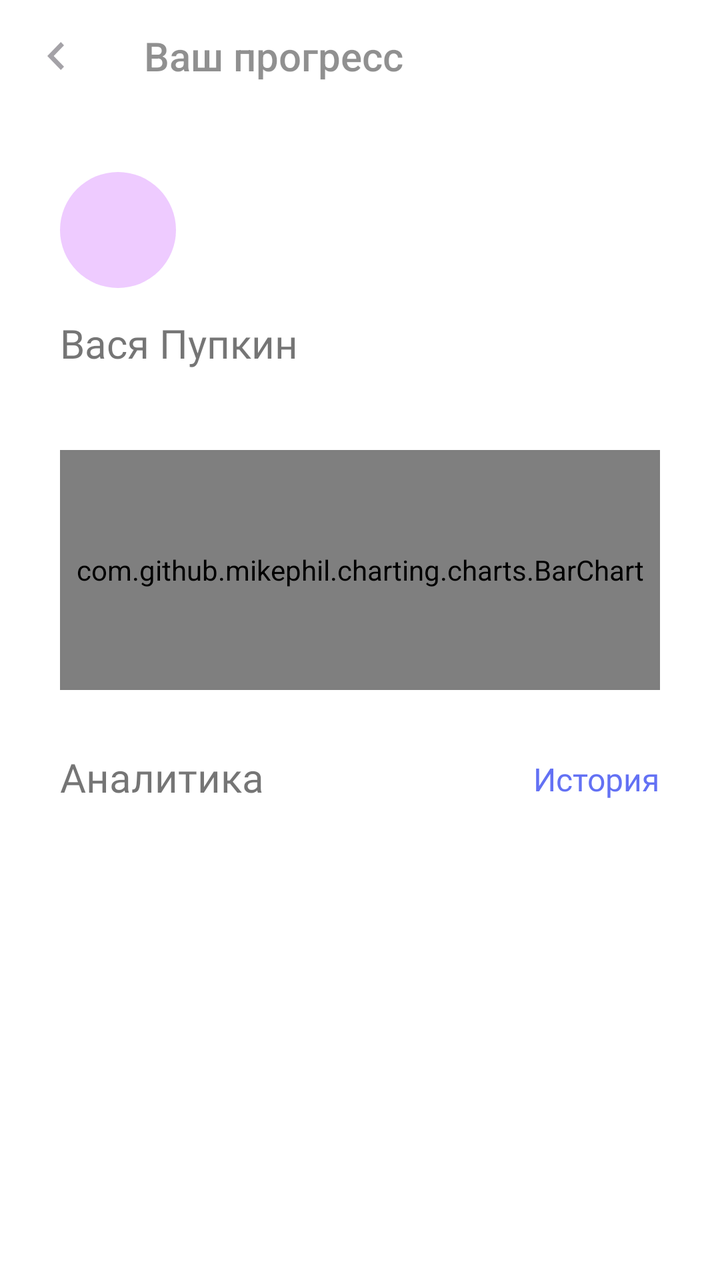
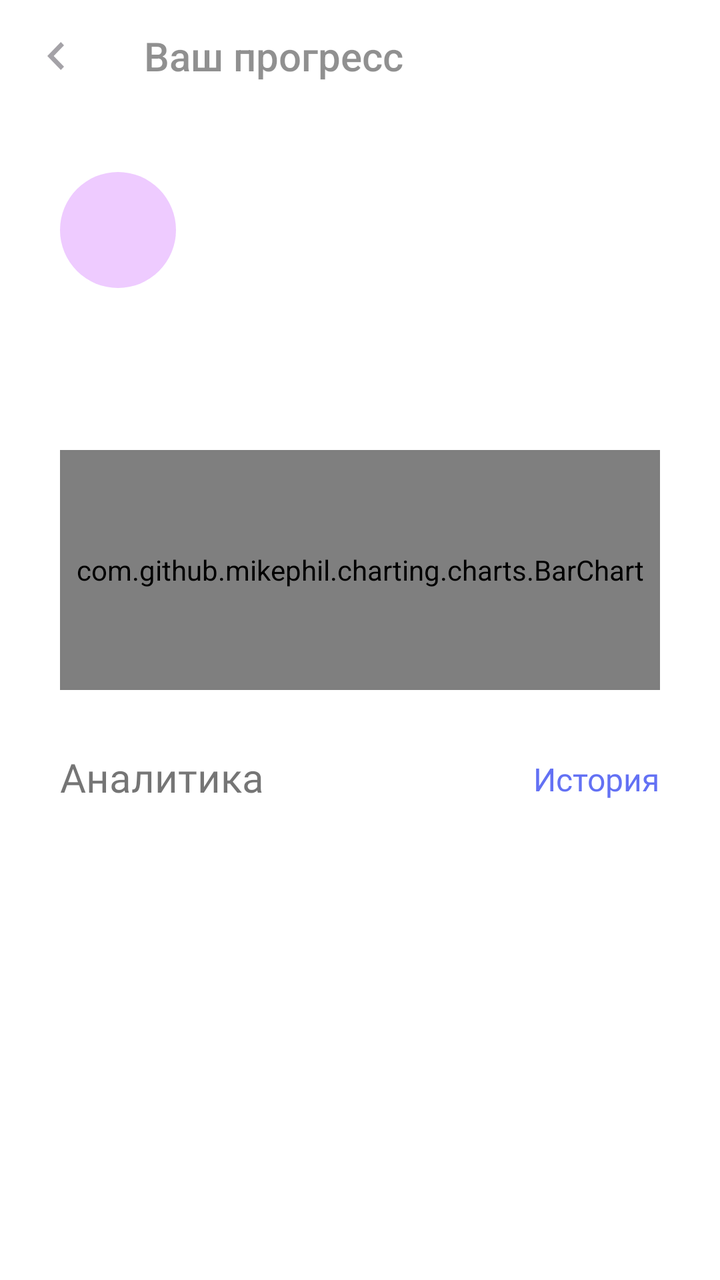

An Android layout rendered at two revisions. The XML below is the earlier revision; the diff shows what the commit changed to produce the second picture.
<!-- AndroidManifest.xml: application theme Theme.Usmeshka_Groovy -->
<!-- res/layout/analythics_fragment.xml -->
<?xml version="1.0" encoding="utf-8"?>
<androidx.constraintlayout.widget.ConstraintLayout xmlns:android="http://schemas.android.com/apk/res/android"
    xmlns:app="http://schemas.android.com/apk/res-auto"
    android:layout_width="match_parent"
    android:layout_height="match_parent"
    android:background="@color/white">

    <androidx.constraintlayout.widget.Guideline
        android:id="@+id/guideline_end"
        android:layout_width="wrap_content"
        android:layout_height="wrap_content"
        android:orientation="vertical"
        app:layout_constraintGuide_end="30dp" />

    <androidx.constraintlayout.widget.Guideline
        android:id="@+id/guideline_start"
        android:layout_width="wrap_content"
        android:layout_height="wrap_content"
        android:orientation="vertical"
        app:layout_constraintGuide_begin="30dp" />

    <androidx.appcompat.widget.Toolbar
        android:id="@+id/toolbar_progress"
        android:layout_width="0dp"
        android:layout_height="wrap_content"
        android:alpha="0.5"
        android:contentInsetStartWithNavigation="0dp"
        android:titleTextAppearance="@style/style_for_toolbar"
        app:layout_constraintEnd_toEndOf="@id/guideline_end"
        app:layout_constraintStart_toStartOf="parent"
        app:layout_constraintTop_toTopOf="parent"
        app:navigationIcon="@drawable/chevron_left"
        app:title="Ваш прогресс" />

    <ImageView
        android:id="@+id/personal_image"
        android:layout_width="wrap_content"
        android:layout_height="wrap_content"
        android:layout_marginTop="30dp"
        android:src="@drawable/icon_round_58"
        app:layout_constraintStart_toStartOf="@id/guideline_start"
        app:layout_constraintTop_toBottomOf="@id/toolbar_progress" />

    <TextView
        android:id="@+id/persons_name"
        android:layout_width="0dp"
        android:layout_height="wrap_content"
        android:layout_marginVertical="14dp"
        android:fontFamily="@font/roboto_medium"
        android:text="Вася Пупкин"
        android:textSize="20sp"
        app:layout_constraintStart_toStartOf="@id/guideline_start"
        app:layout_constraintTop_toBottomOf="@id/personal_image" />

    <com.github.mikephil.charting.charts.BarChart
        android:id="@+id/analythics_graph"
        android:layout_width="0dp"
        android:layout_height="120dp"
        android:layout_marginVertical="40dp"
        app:layout_constraintEnd_toEndOf="@id/guideline_end"
        app:layout_constraintStart_toStartOf="@id/guideline_start"
        app:layout_constraintTop_toBottomOf="@id/persons_name" />


    <TextView
        android:id="@+id/analythics_naming"
        android:layout_width="0dp"
        android:layout_height="wrap_content"
        android:layout_marginVertical="30dp"
        android:fontFamily="@font/roboto_medium"
        android:text="Аналитика"
        android:textSize="20sp"
        app:layout_constraintStart_toStartOf="@id/guideline_start"
        app:layout_constraintTop_toBottomOf="@+id/analythics_graph" />

    <TextView
        android:layout_width="0dp"
        android:layout_height="wrap_content"
        android:layout_marginTop="32dp"
        android:fontFamily="@font/roboto_medium"
        android:text="История"
        android:textColor="@color/blue_top"
        android:textSize="16sp"
        app:layout_constraintBottom_toBottomOf="@+id/analythics_naming"
        app:layout_constraintEnd_toEndOf="@id/guideline_end"
        app:layout_constraintTop_toBottomOf="@+id/analythics_graph" />

    <androidx.recyclerview.widget.RecyclerView
        android:id="@+id/achievement_recyclerView"
        android:layout_width="0dp"
        android:layout_height="0dp"
        android:layout_marginVertical="30dp"
        app:layout_constraintEnd_toStartOf="@id/guideline_end"
        app:layout_constraintStart_toEndOf="@id/guideline_start"
        app:layout_constraintTop_toBottomOf="@+id/analythics_naming"
        app:layout_constraintBottom_toBottomOf="parent"/>
</androidx.constraintlayout.widget.ConstraintLayout>
<!-- resources referenced by this layout -->
<resources>
  <color name="blue_top">#6371F4</color>
  <color name="white">#FFFFFFFF</color>
  <!-- drawable chevron_left (drawable) -->
  <vector xmlns:android="http://schemas.android.com/apk/res/android"
      android:width="27dp"
      android:height="28dp"
      android:viewportWidth="27"
      android:viewportHeight="28">
    <group>
      <clip-path
          android:pathData="M0,0h27v28h-27z"/>
      <path
          android:pathData="M17.336,8.645L15.75,7L9,14L15.75,21L17.336,19.355L12.184,14L17.336,8.645Z"
          android:fillColor="@color/dark_grey"/>
    </group>
  </vector>
  <!-- drawable icon_round_58 (drawable) -->
  <shape xmlns:android="http://schemas.android.com/apk/res/android"
      xmlns:tools="http://schemas.android.com/tools"
      android:shape="oval"
      tools:ignore="ExtraText">
      <size
          android:width="58dp"
          android:height="58dp" />
      <solid android:color="@color/purpule_bottom" />
  </shape>
  <style name="style_for_toolbar" parent="TextAppearance.AppCompat.Widget.ActionBar.Title">
          <item name="android:textSize">20sp</item>
      </style>
  <style name="Theme.Usmeshka_Groovy" parent="Theme.AppCompat.DayNight.NoActionBar" />
  <color name="dark_grey">#49454F</color>
  <color name="purpule_bottom">#EECBFF</color>
</resources>

<!-- the commit's change to res/layout/analythics_fragment.xml (unified diff, before → after) -->
@@ -47,7 +47,6 @@
         android:layout_height="wrap_content"
         android:layout_marginVertical="14dp"
         android:fontFamily="@font/roboto_medium"
-        android:text="Вася Пупкин"
         android:textSize="20sp"
         app:layout_constraintStart_toStartOf="@id/guideline_start"
         app:layout_constraintTop_toBottomOf="@id/personal_image" />
<!-- resource entries referenced after the edit -->
@@ -29,8 +29,18 @@
   <style name="style_for_toolbar" parent="TextAppearance.AppCompat.Widget.ActionBar.Title">
           <item name="android:textSize">20sp</item>
       </style>
-  <style name="Theme.Usmeshka_Groovy" parent="Theme.AppCompat.DayNight.NoActionBar" />
+  <style name="Theme.Usmeshka_Groovy" parent="Base.Theme.TestAppShop" />
   <color name="dark_grey">#49454F</color>
   <color name="purpule_bottom">#EECBFF</color>
+  <style name="Base.Theme.TestAppShop" parent="Theme.MaterialComponents.DayNight.NoActionBar.Bridge">
+          <item name="colorPrimary">@color/blue_top</item>
+          <item name="android:windowFullscreen">false</item>
+          <item name="android:windowContentOverlay">@null</item>
+          <item name="android:fitsSystemWindows">true</item>
+          <item name="android:actionBarStyle">@style/MyActionBar</item>
+      </style>
+  <style name="MyActionBar" parent="@android:style/Widget.Holo.Light.ActionBar">
+          <item name="android:background">@color/blue_top</item>
+      </style>
 </resources>
 
